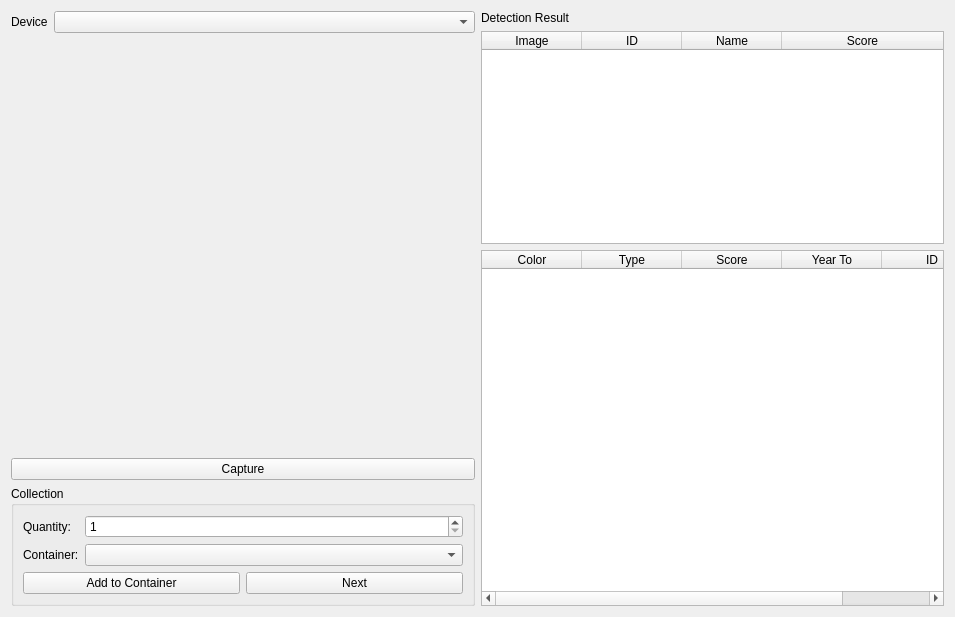
The window that ui/addFromCameraWidget.ui (Syadon/BrickCollectionManager) describes before a commit, drawn with Qt 5.
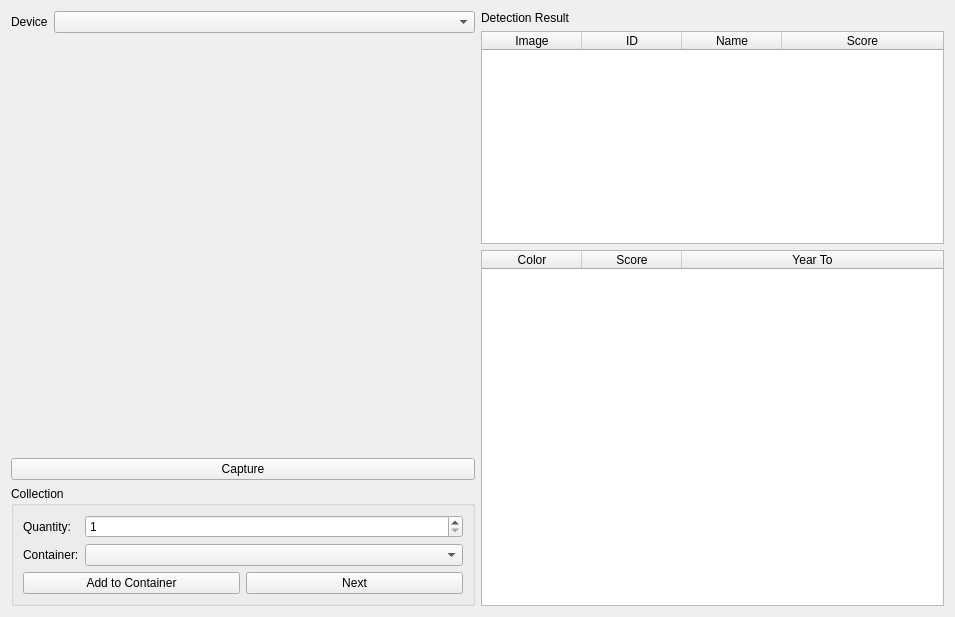
The same window after the commit.

```diff
--- a/ui/addFromCameraWidget.ui
+++ b/ui/addFromCameraWidget.ui
@@ -222,11 +222,6 @@
              <string>Color</string>
             </property>
            </column>
-           <column>
-            <property name="text">
-             <string>Type</string>
-            </property>
-           </column>
            <column>
             <property name="text">
              <string>Score</string>
@@ -237,11 +232,6 @@
              <string>Year To</string>
             </property>
            </column>
-           <column>
-            <property name="text">
-             <string>ID</string>
-            </property>
-           </column>
           </widget>
          </item>
         </layout>
```
